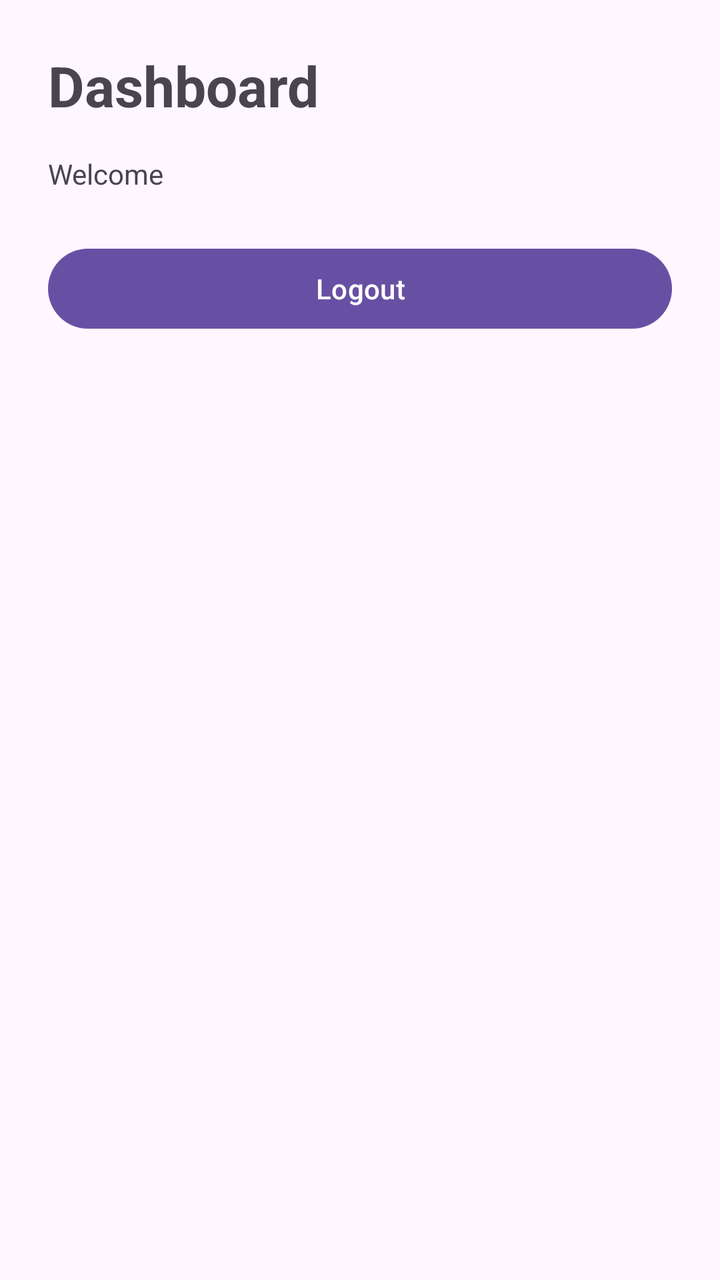
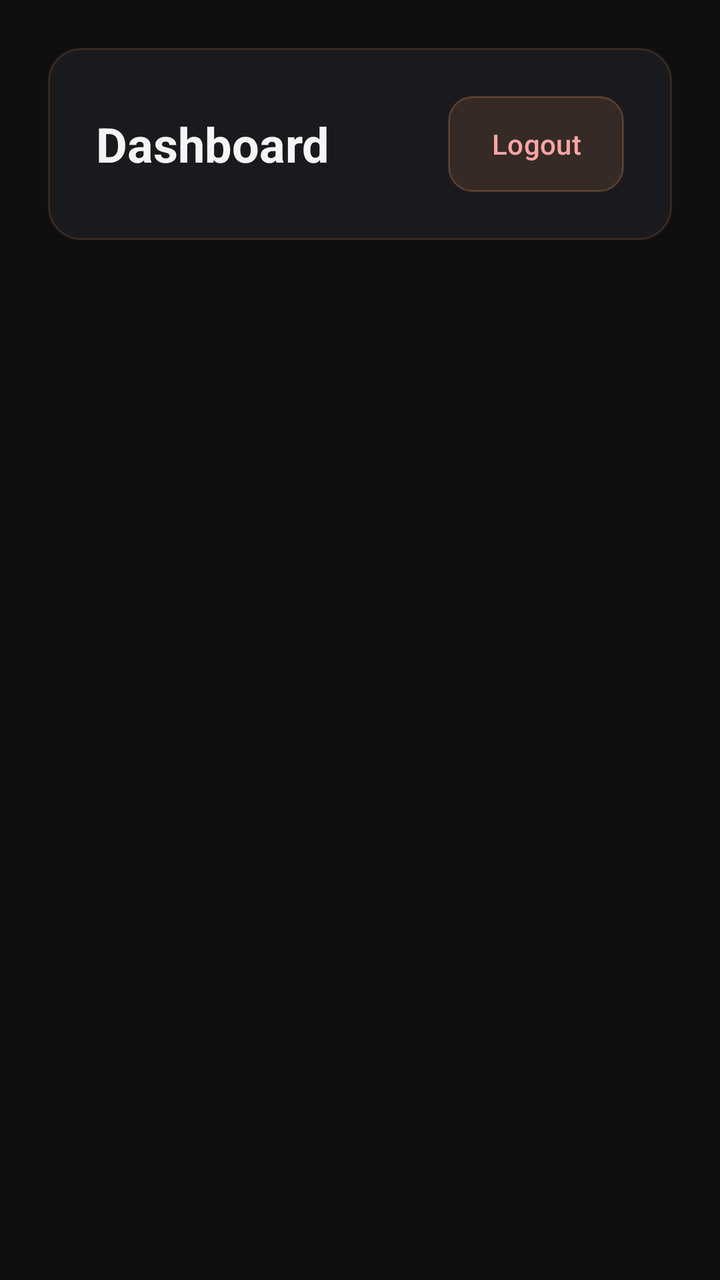

An Android layout rendered at two revisions. The XML below is the earlier revision; the diff shows what the commit changed to produce the second picture.
<!-- AndroidManifest.xml: application theme Theme.Mobile -->
<!-- res/layout/activity_dashboard.xml -->
<?xml version="1.0" encoding="utf-8"?>
<LinearLayout xmlns:android="http://schemas.android.com/apk/res/android"
    android:layout_width="match_parent"
    android:layout_height="match_parent"
    android:orientation="vertical"
    android:padding="24dp">

    <TextView
        android:layout_width="wrap_content"
        android:layout_height="wrap_content"
        android:text="Dashboard"
        android:textSize="28sp"
        android:textStyle="bold" />

    <TextView
        android:id="@+id/tvWelcome"
        android:layout_width="wrap_content"
        android:layout_height="wrap_content"
        android:layout_marginTop="16dp"
        android:text="Welcome" />

    <Button
        android:id="@+id/btnLogout"
        android:layout_width="match_parent"
        android:layout_height="wrap_content"
        android:layout_marginTop="24dp"
        android:text="Logout" />
</LinearLayout>
<!-- resources referenced by this layout -->
<resources>
  <style name="Theme.Mobile" parent="Base.Theme.Mobile" />
  <style name="Base.Theme.Mobile" parent="Theme.Material3.DayNight.NoActionBar">
          
          
      </style>
</resources>

<!-- the commit's change to res/layout/activity_dashboard.xml (unified diff, before → after) -->
@@ -1,28 +1,171 @@
 <?xml version="1.0" encoding="utf-8"?>
-<LinearLayout xmlns:android="http://schemas.android.com/apk/res/android"
+<ScrollView xmlns:android="http://schemas.android.com/apk/res/android"
     android:layout_width="match_parent"
     android:layout_height="match_parent"
-    android:orientation="vertical"
-    android:padding="24dp">
+    android:background="@color/background"
+    android:fillViewport="true">
 
-    <TextView
-        android:layout_width="wrap_content"
-        android:layout_height="wrap_content"
-        android:text="Dashboard"
-        android:textSize="28sp"
-        android:textStyle="bold" />
-
-    <TextView
-        android:id="@+id/tvWelcome"
-        android:layout_width="wrap_content"
-        android:layout_height="wrap_content"
-        android:layout_marginTop="16dp"
-        android:text="Welcome" />
-
-    <Button
-        android:id="@+id/btnLogout"
+    <LinearLayout
         android:layout_width="match_parent"
         android:layout_height="wrap_content"
-        android:layout_marginTop="24dp"
-        android:text="Logout" />
-</LinearLayout>
+        android:orientation="vertical"
+        android:padding="24dp">
+
+        <LinearLayout
+            android:layout_width="match_parent"
+            android:layout_height="wrap_content"
+            android:orientation="horizontal"
+            android:gravity="center_vertical"
+            android:background="@drawable/bg_card"
+            android:padding="24dp"
+            android:layout_marginBottom="28dp">
+
+            <TextView
+                android:layout_width="0dp"
+                android:layout_height="wrap_content"
+                android:layout_weight="1"
+                android:text="Dashboard"
+                android:textSize="24sp"
+                android:textStyle="bold"
+                android:textColor="@color/text_primary" />
+
+            <Button
+                android:id="@+id/btnLogout"
+                android:layout_width="wrap_content"
+                android:layout_height="wrap_content"
+                android:background="@drawable/bg_logout_btn"
+                android:text="Logout"
+                android:textColor="@color/error"
+                android:textAllCaps="false"
+                android:paddingStart="20dp"
+                android:paddingEnd="20dp" />
+        </LinearLayout>
+
+        <ProgressBar
+            android:id="@+id/progressBar"
+            android:layout_width="wrap_content"
+            android:layout_height="wrap_content"
+            android:layout_gravity="center"
+            android:layout_marginTop="80dp"
+            android:indeterminateTint="@color/copper"
+            android:visibility="visible" />
+
+        <LinearLayout
+            android:id="@+id/profileCard"
+            android:layout_width="match_parent"
+            android:layout_height="wrap_content"
+            android:orientation="vertical"
+            android:background="@drawable/bg_card"
+            android:padding="28dp"
+            android:visibility="gone">
+
+            <TextView
+                android:layout_width="wrap_content"
+                android:layout_height="wrap_content"
+                android:text="Profile Information"
+                android:textSize="20sp"
+                android:textStyle="bold"
+                android:textColor="@color/text_primary"
+                android:layout_marginBottom="20dp" />
+
+            <LinearLayout
+                android:layout_width="match_parent"
+                android:layout_height="wrap_content"
+                android:orientation="vertical"
+                android:background="@drawable/bg_profile_item"
+                android:padding="16dp"
+                android:layout_marginBottom="12dp">
+
+                <TextView
+                    android:layout_width="wrap_content"
+                    android:layout_height="wrap_content"
+                    android:text="USERNAME"
+                    android:textSize="11sp"
+                    android:textColor="@color/copper"
+                    android:textStyle="bold"
+                    android:letterSpacing="0.08"
+                    android:layout_marginBottom="6dp" />
+                <TextView
+                    android:id="@+id/tvUsername"
+                    android:layout_width="wrap_content"
+                    android:layout_height="wrap_content"
+                    android:textColor="@color/text_primary"
+                    android:textSize="16sp" />
+            </LinearLayout>
+
+            <LinearLayout
+                android:layout_width="match_parent"
+                android:layout_height="wrap_content"
+                android:orientation="vertical"
+                android:background="@drawable/bg_profile_item"
+                android:padding="16dp"
+                android:layout_marginBottom="12dp">
+
+                <TextView
+                    android:layout_width="wrap_content"
+                    android:layout_height="wrap_content"
+                    android:text="FIRST NAME"
+                    android:textSize="11sp"
+                    android:textColor="@color/copper"
+                    android:textStyle="bold"
+                    android:letterSpacing="0.08"
+                    android:layout_marginBottom="6dp" />
+                <TextView
+                    android:id="@+id/tvFirstName"
+                    android:layout_width="wrap_content"
+                    android:layout_height="wrap_content"
+                    android:textColor="@color/text_primary"
+                    android:textSize="16sp" />
+            </LinearLayout>
+
+            <LinearLayout
+                android:layout_width="match_parent"
+                android:layout_height="wrap_content"
+                android:orientation="vertical"
+                android:background="@drawable/bg_profile_item"
+                android:padding="16dp"
+                android:layout_marginBottom="12dp">
+
+                <TextView
+                    android:layout_width="wrap_content"
+                    android:layout_height="wrap_content"
+                    android:text="LAST NAME"
+                    android:textSize="11sp"
+                    android:textColor="@color/copper"
+                    android:textStyle="bold"
+                    android:letterSpacing="0.08"
+                    android:layout_marginBottom="6dp" />
+                <TextView
+                    android:id="@+id/tvLastName"
+                    android:layout_width="wrap_content"
+                    android:layout_height="wrap_content"
+                    android:textColor="@color/text_primary"
+                    android:textSize="16sp" />
+            </LinearLayout>
+
+            <LinearLayout
+                android:layout_width="match_parent"
+                android:layout_height="wrap_content"
+                android:orientation="vertical"
+                android:background="@drawable/bg_profile_item"
+                android:padding="16dp">
+
+                <TextView
+                    android:layout_width="wrap_content"
+                    android:layout_height="wrap_content"
+                    android:text="EMAIL"
+                    android:textSize="11sp"
+                    android:textColor="@color/copper"
+                    android:textStyle="bold"
+                    android:letterSpacing="0.08"
+                    android:layout_marginBottom="6dp" />
+                <TextView
+                    android:id="@+id/tvEmail"
+                    android:layout_width="wrap_content"
+                    android:layout_height="wrap_content"
+                    android:textColor="@color/text_primary"
+                    android:textSize="16sp" />
+            </LinearLayout>
+        </LinearLayout>
+    </LinearLayout>
+</ScrollView>
<!-- resource entries referenced after the edit -->
@@ -1,9 +1,49 @@
 <!-- resources referenced by this layout -->
 <resources>
+  <color name="background">#0F0F12</color>
+  <color name="copper">#C67C4E</color>
+  <color name="error">#FCA5A5</color>
+  <color name="text_primary">#F5F5F5</color>
+  <!-- drawable bg_card (drawable) -->
+  <?xml version="1.0" encoding="utf-8"?>
+  <shape xmlns:android="http://schemas.android.com/apk/res/android"
+      android:shape="rectangle">
+      <solid android:color="#1A1A1E" />
+      <stroke android:width="1dp" android:color="#33C67C4E" />
+      <corners android:radius="16dp" />
+  </shape>
+  <!-- drawable bg_logout_btn (drawable) -->
+  <?xml version="1.0" encoding="utf-8"?>
+  <shape xmlns:android="http://schemas.android.com/apk/res/android"
+      android:shape="rectangle">
+      <solid android:color="#26EF4444" />
+      <stroke android:width="1dp" android:color="#4DEF4444" />
+      <corners android:radius="12dp" />
+  </shape>
+  <!-- drawable bg_profile_item (drawable) -->
+  <?xml version="1.0" encoding="utf-8"?>
+  <shape xmlns:android="http://schemas.android.com/apk/res/android"
+      android:shape="rectangle">
+      <solid android:color="#08FFFFFF" />
+      <stroke android:width="0dp" android:color="@android:color/transparent" />
+      <corners android:radius="12dp" />
+  </shape>
   <style name="Theme.Mobile" parent="Base.Theme.Mobile" />
-  <style name="Base.Theme.Mobile" parent="Theme.Material3.DayNight.NoActionBar">
-          
-          
+  <style name="Base.Theme.Mobile" parent="Theme.Material3.Dark.NoActionBar">
+          <item name="colorPrimary">@color/copper</item>
+          <item name="colorPrimaryVariant">@color/copper_light</item>
+          <item name="colorOnPrimary">@color/white</item>
+          <item name="android:colorBackground">@color/background</item>
+          <item name="colorSurface">@color/surface</item>
+          <item name="colorOnSurface">@color/text_primary</item>
+          <item name="colorOnSurfaceVariant">@color/text_secondary</item>
+          <item name="android:statusBarColor">@color/background</item>
+          <item name="android:navigationBarColor">@color/background</item>
+          <item name="android:windowLightStatusBar" tools:targetApi="m">false</item>
       </style>
+  <color name="copper_light">#D4895A</color>
+  <color name="white">#FFFFFFFF</color>
+  <color name="surface">#1A1A1E</color>
+  <color name="text_secondary">#A8A8B0</color>
 </resources>
 
